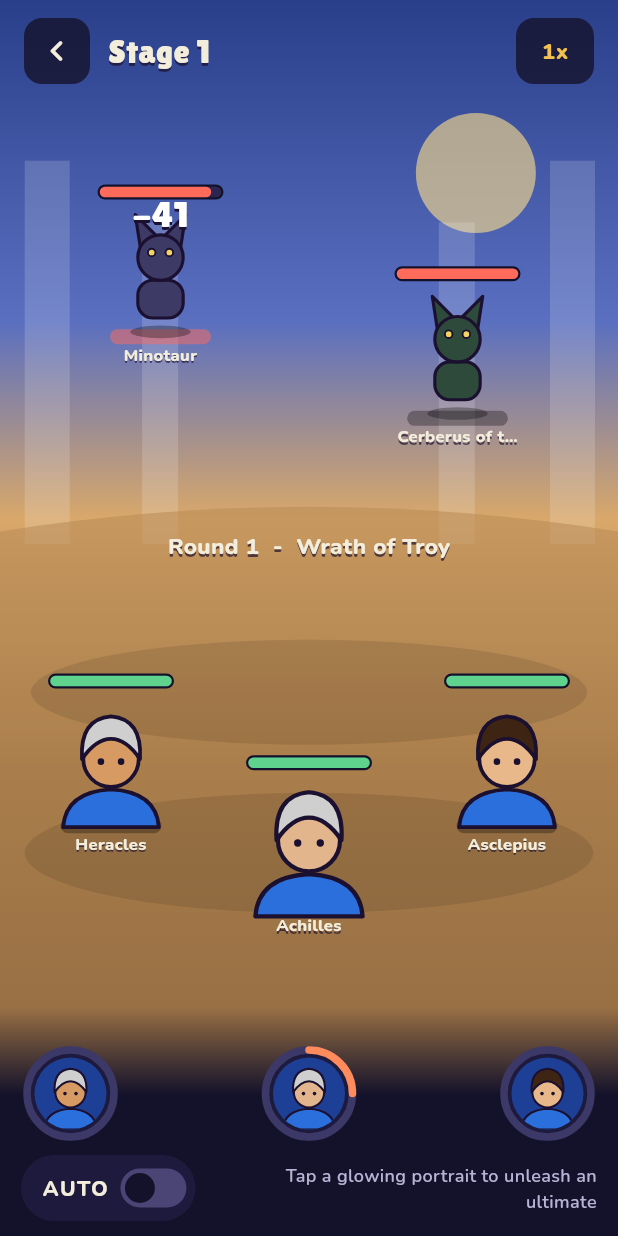
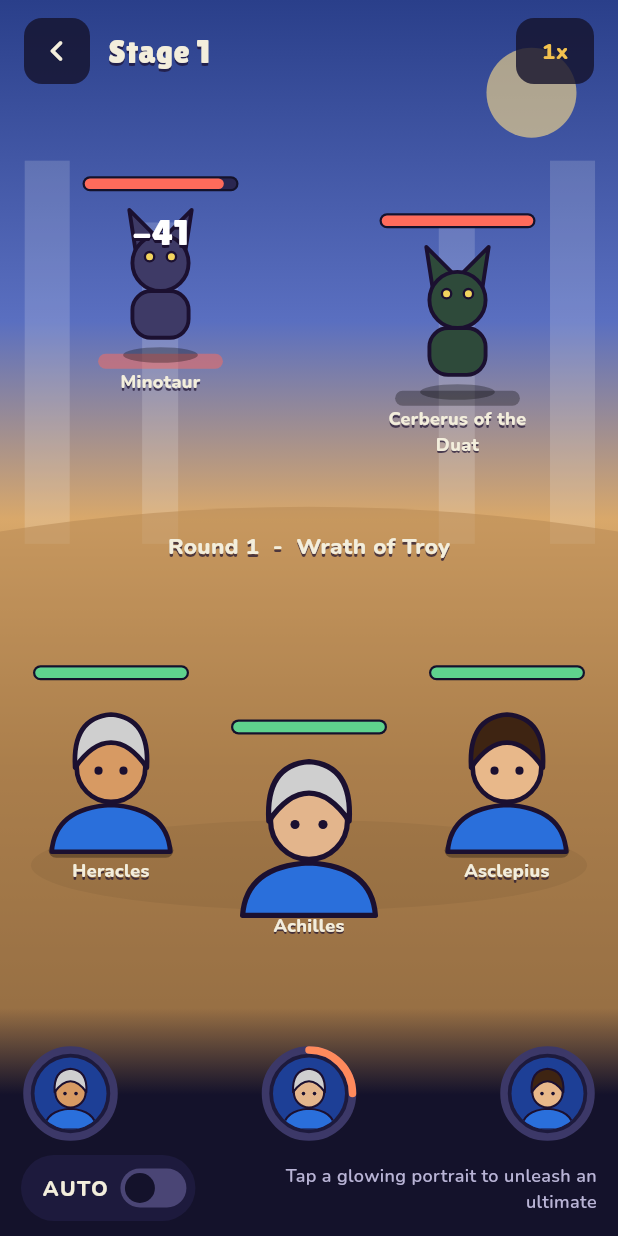
Before and after one commit to nikorobos/mythology-mobile-game, a Flutter app: the screen it shows after launch, after a tap on "BATTLE", on a phone screen of 412 x 824 dp. Run offline on Flutter 3.47's test engine with Material 3 defaults, Android fonts, the phone set to English and light mode, and no system bars; our stand-ins replace shared_preferences.

Commit message:
Battle: no draws (round limit = defeat); polish battle layout (bigger figures, sun, names, floating text)
Co-Authored-By: Claude Sonnet 5.5 <noreply@anthropic.com>
Claude-Session: https://claude.ai/code/session_01L7XWLtUJoApNaoiRoHLA5p

```diff
--- a/assets/i18n/el.json
+++ b/assets/i18n/el.json
@@ -4,7 +4,6 @@
   "ui.auto": "ΑΥΤΟΜΑΤΟ",
   "ui.victory": "ΝΙΚΗ",
   "ui.defeat": "ΗΤΤΑ",
-  "ui.draw": "ΙΣΟΠΑΛΙΑ",
   "ui.replay": "ΞΑΝΑ",
   "ui.round": "Γύρος",
   "ui.speed": "Ταχύτητα",
--- a/assets/i18n/en.json
+++ b/assets/i18n/en.json
@@ -4,7 +4,6 @@
   "ui.auto": "AUTO",
   "ui.victory": "VICTORY",
   "ui.defeat": "DEFEAT",
-  "ui.draw": "DRAW",
   "ui.replay": "REPLAY",
   "ui.round": "Round",
   "ui.speed": "Speed",
--- a/lib/core/battle.dart
+++ b/lib/core/battle.dart
@@ -84,8 +84,9 @@ class BattleResult {
     required this.events,
   });
 
-  /// null = draw (round limit reached).
-  final Side? winner;
+  /// Never a draw: if the round limit is reached with both sides alive,
+  /// the heroes failed to clear the stage in time, so the enemies win.
+  final Side winner;
   final int rounds;
   final List<String> log;
   final List<BattleEvent> events;
@@ -137,11 +138,11 @@ class Battle {
       !_sideAlive(es) ||
       (round >= maxRounds && _cursor >= _queue.length);
 
-  Side? get winner => !_sideAlive(es) && _sideAlive(hs)
-      ? Side.heroes
-      : !_sideAlive(hs) && _sideAlive(es)
-          ? Side.enemies
-          : null;
+  /// Win or defeat only. Heroes win only by killing every enemy while at
+  /// least one hero lives; anything else (all heroes dead, both sides dead,
+  /// or the round limit reached) is a defeat.
+  Side get winner =>
+      !_sideAlive(es) && _sideAlive(hs) ? Side.heroes : Side.enemies;
 
   BattleResult get result => BattleResult(
         winner: winner,
--- a/lib/ui/battle_screen.dart
+++ b/lib/ui/battle_screen.dart
@@ -118,11 +118,9 @@ class _BattleScreenState extends State<BattleScreen> {
 
   String get _outcome {
     final s = widget.strings;
-    return switch (_battle.winner) {
-      Side.heroes => s.t('ui.victory'),
-      Side.enemies => s.t('ui.defeat'),
-      null => s.t('ui.draw'),
-    };
+    return _battle.winner == Side.heroes
+        ? s.t('ui.victory')
+        : s.t('ui.defeat');
   }
 
   String get _banner {
@@ -281,8 +279,8 @@ class _BattleScreenState extends State<BattleScreen> {
                 builder: (context, box) => Align(
                   // Slight stagger like the board.
                   alignment: (i - from).isOdd
-                      ? const Alignment(0, 0.45)
-                      : const Alignment(0, -0.2),
+                      ? const Alignment(0, 0.35)
+                      : const Alignment(0, -0.15),
                   child: _figure(i, box.maxWidth),
                 ),
               ),
@@ -302,7 +300,7 @@ class _BattleScreenState extends State<BattleScreen> {
     final targeted = current?.targetIndex == index;
     final float = (targeted && current != null) ? _floating(current) : null;
     final isHero = index < widget.heroes.length;
-    final size = (w - 6).clamp(44.0, 84.0).toDouble();
+    final size = (w - 4).clamp(52.0, 104.0).toDouble();
     final ring = targeted
         ? (current?.kind == EventKind.heal
             ? const Color(0x805FD38D)
@@ -355,6 +353,8 @@ class _BattleScreenState extends State<BattleScreen> {
                     child: AnimatedScale(
                       scale: acting ? 1.12 : 1,
                       duration: const Duration(milliseconds: 150),
+                      // Swap point for real art: replace HeroBust /
+                      // MonsterFigure (lib/ui/widgets.dart) with the real figures.
                       child: isHero
                           ? HeroBust(unit: unit, size: size)
                           : MonsterFigure(unit: unit, size: size * 0.8),
@@ -362,7 +362,7 @@ class _BattleScreenState extends State<BattleScreen> {
                   ),
                   if (float != null)
                     Positioned(
-                      top: -8,
+                      top: 10,
                       left: -10,
                       right: -10,
                       child: Center(
@@ -382,10 +382,10 @@ class _BattleScreenState extends State<BattleScreen> {
             ),
             Text(
               widget.strings.t(unit.nameKey),
-              maxLines: 1,
+              maxLines: 2,
               overflow: TextOverflow.ellipsis,
               textAlign: TextAlign.center,
-              style: nunito(11, shadows: true),
+              style: nunito(12, shadows: true),
             ),
           ],
         ),
@@ -684,7 +684,7 @@ class _ArenaPainter extends CustomPainter {
   void paint(Canvas canvas, Size size) {
     final w = size.width;
     final h = size.height;
-    canvas.drawCircle(Offset(w * 0.77, h * 0.14), 40,
+    canvas.drawCircle(Offset(w * 0.86, h * 0.075), 30,
         Paint()..color = const Color(0x99FFE08A));
     final pillar = Paint()..color = const Color(0x29FFFFFF);
     canvas.drawRect(Rect.fromLTWH(w * 0.04, h * 0.13, 30, h * 0.31), pillar);
@@ -699,14 +699,10 @@ class _ArenaPainter extends CustomPainter {
           ..lineTo(0, h)
           ..close(),
         Paint()..color = const Color(0x8CB88A55));
-    final soft = Paint()..color = const Color(0x1A000000);
+    final soft = Paint()..color = const Color(0x0D000000);
     canvas.drawOval(
         Rect.fromCenter(
-            center: Offset(w / 2, h * 0.56), width: w * 0.9, height: 70),
-        soft);
-    canvas.drawOval(
-        Rect.fromCenter(
-            center: Offset(w / 2, h * 0.69), width: w * 0.92, height: 80),
+            center: Offset(w / 2, h * 0.70), width: w * 0.9, height: 60),
         soft);
   }
 
```
Also changed, not shown: 1 other file.
